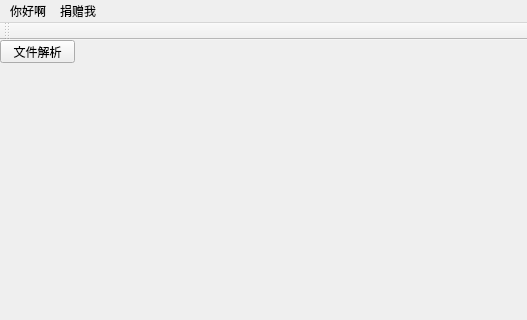
The window that Dtools/Dtools.ui (Dormz4/D-TOOLS) describes before a commit, drawn with Qt 5; both pictures show x 0 to 527 and y 0 to 320 of the 721 by 555 pixel window.
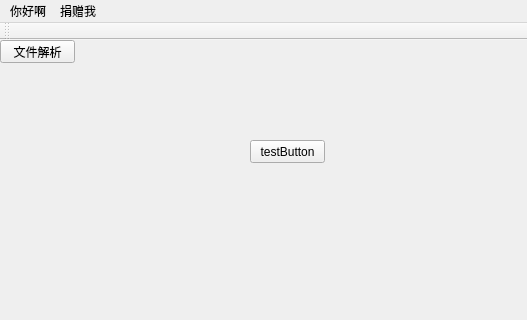
The same window after the commit.

```diff
--- a/Dtools/Dtools.ui
+++ b/Dtools/Dtools.ui
@@ -27,6 +27,19 @@
      <string>文件解析</string>
     </property>
    </widget>
+   <widget class="QPushButton" name="testButton">
+    <property name="geometry">
+     <rect>
+      <x>250</x>
+      <y>100</y>
+      <width>75</width>
+      <height>23</height>
+     </rect>
+    </property>
+    <property name="text">
+     <string>testButton</string>
+    </property>
+   </widget>
   </widget>
   <widget class="QMenuBar" name="menuBar">
    <property name="geometry">
```
Left out of the diff: 41 changed lines with no effect on the pictures.
